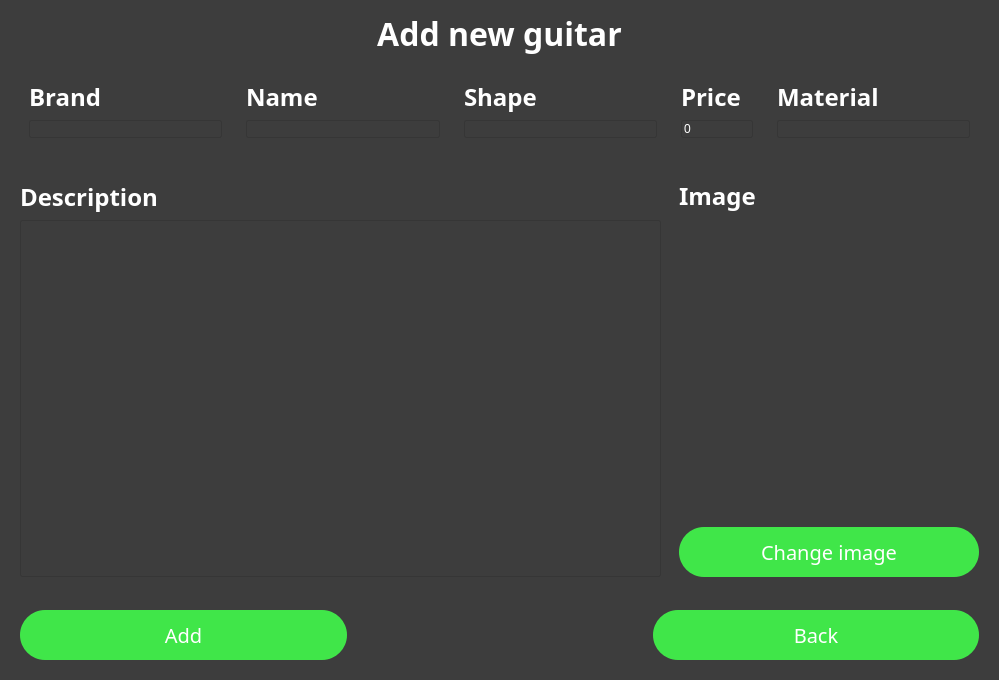
masterkusok/JimRootShop, file JimRootShopProj/addguitars.ui: the form before one commit.
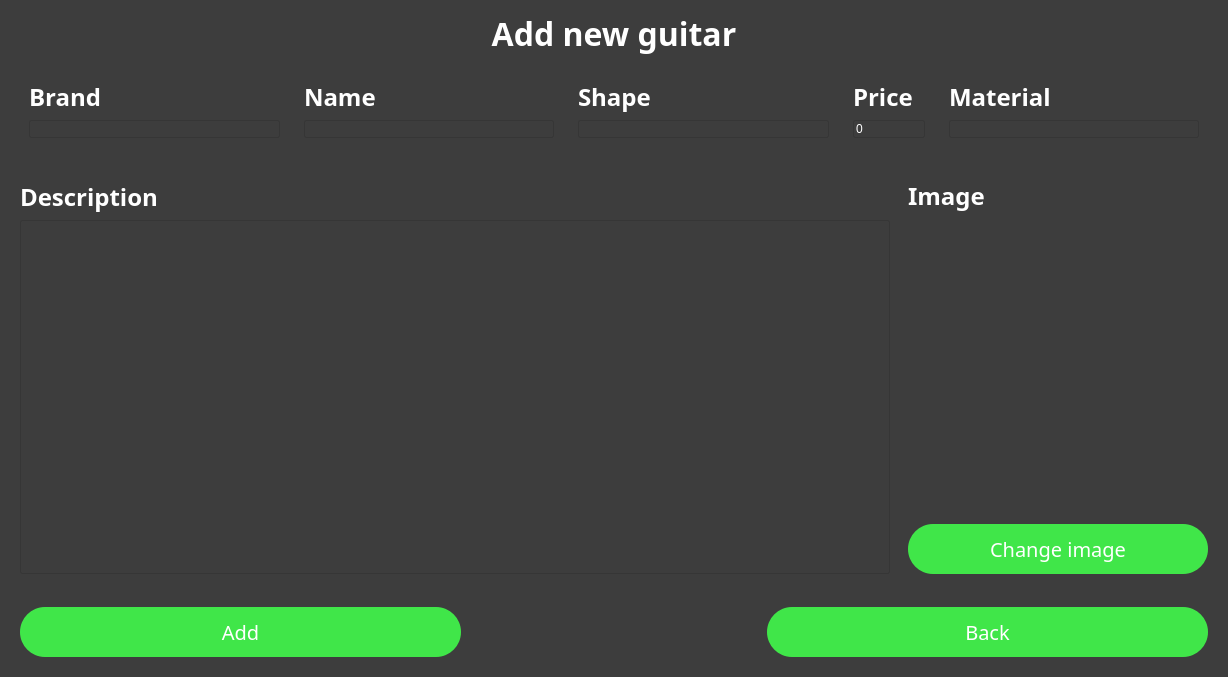
The form after the commit.

Patch:
```diff
--- a/JimRootShopProj/addguitars.ui
+++ b/JimRootShopProj/addguitars.ui
@@ -6,8 +6,8 @@
    <rect>
     <x>0</x>
     <y>0</y>
-    <width>999</width>
-    <height>680</height>
+    <width>1228</width>
+    <height>671</height>
    </rect>
   </property>
   <property name="windowTitle">
```
